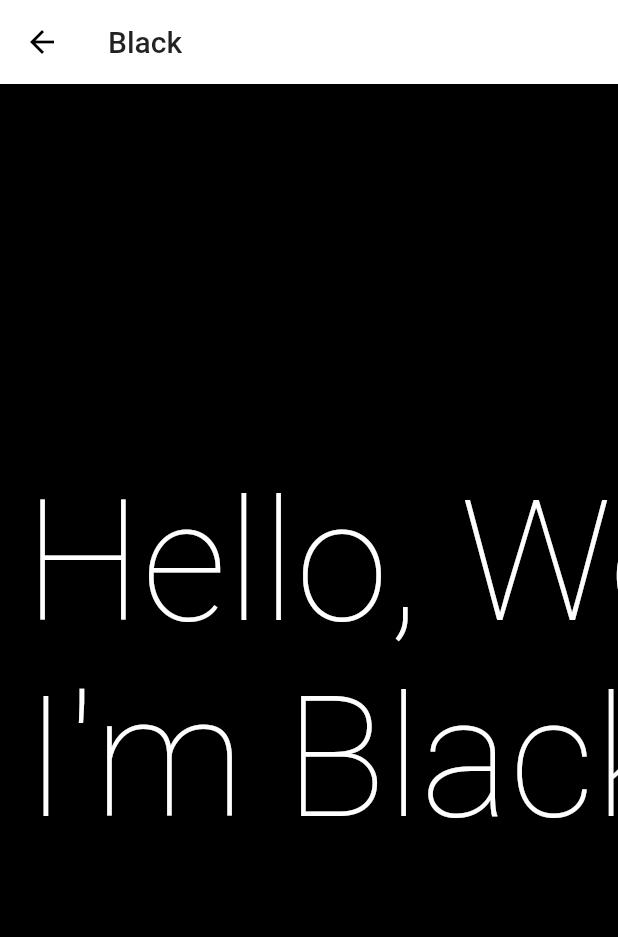
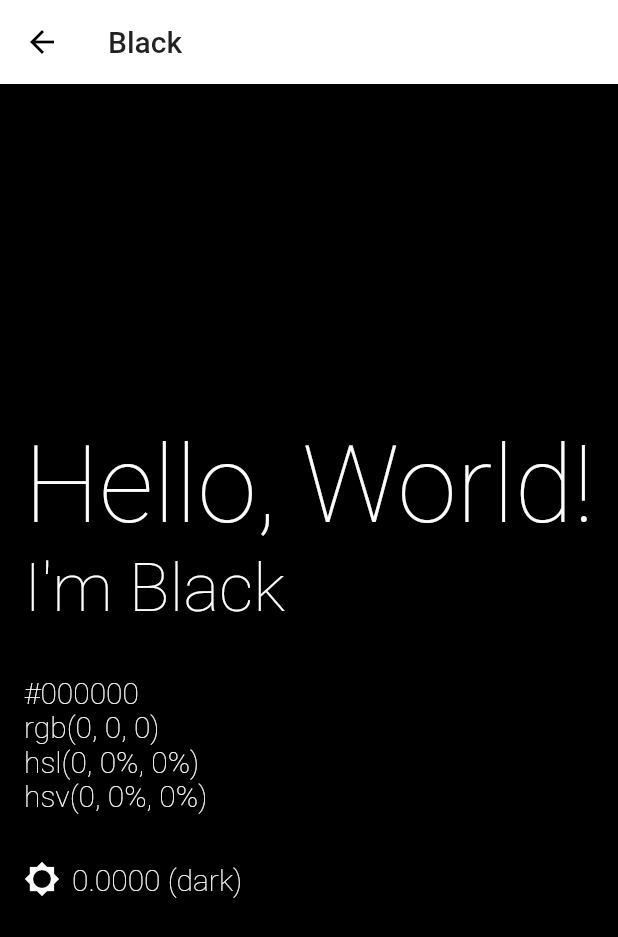
Before and after one commit to helloingworld/HelloWorldColors, a Flutter app: the screen it shows after launch, after a tap on "Black", on a phone screen of 412 x 824 dp. Shown: the top 937 px of the screen. Run offline on Flutter 3.47's test engine with Material 2 defaults, Android fonts, the phone set to English and light mode, and no system bars.

Commit message:
Add color data to Hello Color Screen

```diff
--- a/hello_world_colors/lib/data/named_color.dart
+++ b/hello_world_colors/lib/data/named_color.dart
@@ -9,4 +9,16 @@ class NamedColor {
   final bool isDark;
 
   String toHexTriplet() => color.toHexTriplet();
+
+  String _toPercent(double value) => '${(value * 100).toStringAsFixed(0)}%';
+
+  String toHSLString() {
+    final HSLColor hslColor = HSLColor.fromColor(color);
+    return 'hsl(${hslColor.hue.toStringAsFixed(0)}, ${_toPercent(hslColor.saturation)}, ${_toPercent(hslColor.lightness)})';
+  }
+
+  String toHSVString() {
+    final HSVColor hsvColor = HSVColor.fromColor(color);
+    return 'hsv(${hsvColor.hue.toStringAsFixed(0)}, ${_toPercent(hsvColor.saturation)}, ${_toPercent(hsvColor.value)})';
+  }
 }
--- a/hello_world_colors/lib/screens/hello_color_screen.dart
+++ b/hello_world_colors/lib/screens/hello_color_screen.dart
@@ -14,6 +14,7 @@ class HelloColorScreen extends StatelessWidget {
   Widget build(BuildContext context) {
     final Brightness brightness = ThemeData.estimateBrightnessForColor(namedColor.color);
     final Color textColor = brightness == Brightness.light ? Colors.black : Colors.white;
+    final String brightnessString = brightness == Brightness.light ? 'light' : 'dark';
 
     // final TextTheme textTheme = brightness == Brightness.light ? ThemeData
     //     .light()
@@ -27,19 +28,66 @@ class HelloColorScreen extends StatelessWidget {
       appBar: AppBar(
         title: Text(namedColor.name),
       ),
-      body: SingleChildScrollView(
-        scrollDirection: Axis.horizontal,
+      body: Center(
+        child: SingleChildScrollView(
           padding: const EdgeInsets.all(16.0),
           child: Column(
             mainAxisAlignment: MainAxisAlignment.center,
             crossAxisAlignment: CrossAxisAlignment.start,
             children: <Widget>[
               // Text('Hello World 2', style: textTheme.headline4),
+              FittedBox(
+                fit: BoxFit.fitWidth,
+                child: Text(
+                  'Hello, World!',
+                  style: Theme.of(context).textTheme.headline1.copyWith(color: textColor),
+                ),
+              ),
+              FittedBox(
+                fit: BoxFit.fitWidth,
+                child: Text(
+                  'I\'m ${namedColor.name}',
+                  // style: Theme.of(context).textTheme.headline4.copyWith(color: textColor),
+                  style: Theme.of(context).textTheme.headline1.copyWith(
+                        color: textColor,
+                        fontSize: Theme.of(context).textTheme.headline3.fontSize,
+                      ),
+                ),
+              ),
+              const SizedBox(height: 32.0),
               Text(
-              'Hello, World!\nI\'m ${namedColor.name}',
-              style: Theme.of(context).textTheme.headline1.copyWith(color: textColor),
-              overflow: TextOverflow.fade,
-              softWrap: true,
+                '${namedColor.toHexTriplet()}\n'
+                'rgb(${namedColor.color.red}, ${namedColor.color.green}, ${namedColor.color.blue})\n'
+                '${namedColor.toHSLString()}\n'
+                '${namedColor.toHSVString()}',
+                style: Theme.of(context).textTheme.headline1.copyWith(
+                      color: textColor,
+                      fontSize: Theme.of(context).textTheme.headline6.fontSize,
+                    ),
+              ),
+              const SizedBox(height: 32.0),
+              // Text(
+              //   '${namedColor.color.computeLuminance().toStringAsFixed(4)} ($brightnessString)',
+              //   style: Theme.of(context).textTheme.headline1.copyWith(
+              //         color: textColor,
+              //         fontSize: Theme.of(context).textTheme.headline6.fontSize,
+              //       ),
+              // ),
+              Wrap(
+                crossAxisAlignment: WrapCrossAlignment.center,
+                children: <Widget>[
+                  Icon(brightness == Brightness.dark ? Icons.brightness_low : Icons.brightness_high,
+                      color: textColor),
+                  const SizedBox(width: 8.0),
+                  Text(
+                    // namedColor.color.computeLuminance().toStringAsFixed(4),
+                    '${namedColor.color.computeLuminance().toStringAsFixed(4)} ($brightnessString)',
+                    style: Theme.of(context).textTheme.headline1.copyWith(
+                          color: textColor,
+                          fontSize: Theme.of(context).textTheme.headline6.fontSize,
+                        ),
+                  ),
+                ],
               ),
               // Text(
               //   'I\'m ${namedColor.name}',
@@ -48,6 +96,7 @@ class HelloColorScreen extends StatelessWidget {
             ],
           ),
         ),
+      ),
     );
   }
 }
```
Lines whose indentation alone changed are shown as unchanged.
